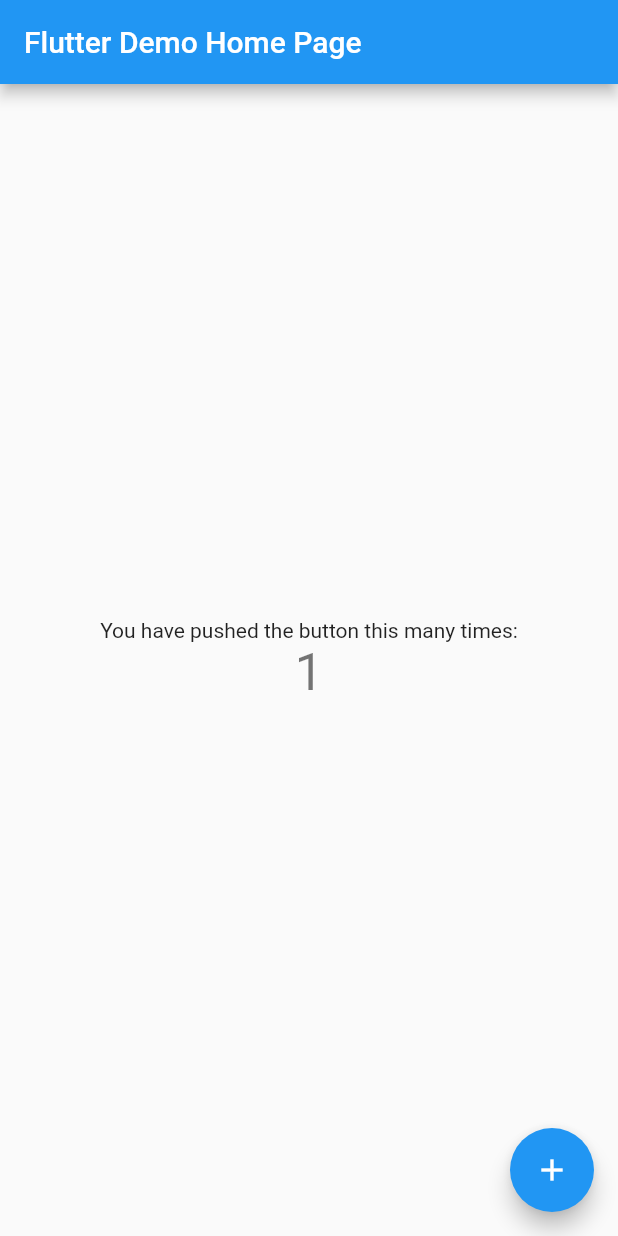
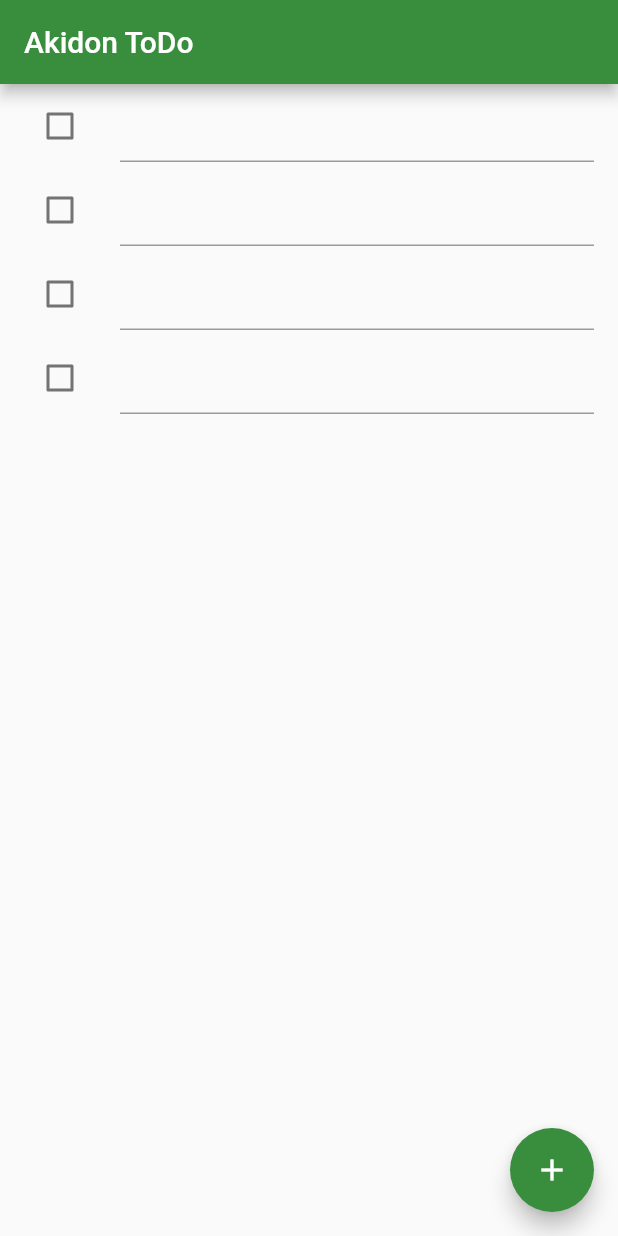
Before and after one commit to akidon0000/flutter_practice, a Flutter app: the screen it shows after launch, after a tap on the "add" icon, on a phone screen of 412 x 824 dp. Run offline on Flutter 3.47's test engine with Material 2 defaults, Android fonts, the phone set to English and light mode, and no system bars.

Commit message:
ToDoリスト

```diff
--- a/flutter_practice/lib/main.dart
+++ b/flutter_practice/lib/main.dart
@@ -1,115 +1,87 @@
 import 'package:flutter/material.dart';
+import 'package:flutter_practice/todo.dart';
 
 void main() {
-  runApp(const MyApp());
+  // runApp関数でウィジェットツリーのルートとなる。
+  runApp(const App());
 }
 
-class MyApp extends StatelessWidget {
-  const MyApp({super.key});
+class App extends StatelessWidget {
+  const App({Key? key}) : super(key: key);
 
-  // This widget is the root of your application.
+  // stateLessWidget または stateFulWidgetを継承した場合は必ずbuildメソッドをオーバーライドしないといけない。
   @override
   Widget build(BuildContext context) {
-    return MaterialApp(
-      title: 'Flutter Demo',
-      theme: ThemeData(
-        // This is the theme of your application.
-        //
-        // Try running your application with "flutter run". You'll see the
-        // application has a blue toolbar. Then, without quitting the app, try
-        // changing the primarySwatch below to Colors.green and then invoke
-        // "hot reload" (press "r" in the console where you ran "flutter run",
-        // or simply save your changes to "hot reload" in a Flutter IDE).
-        // Notice that the counter didn't reset back to zero; the application
-        // is not restarted.
-        primarySwatch: Colors.blue,
-      ),
-      home: const MyHomePage(title: 'Flutter Demo Home Page'),
+    return const MaterialApp(
+      home: HomeScreen(),
     );
   }
 }
 
-class MyHomePage extends StatefulWidget {
-  const MyHomePage({super.key, required this.title});
+// 途中で値が変わったらそれを反映させる必要があるのでStatefulWidgetを記載する
+class HomeScreen extends StatefulWidget {
+  const HomeScreen({Key? key}) : super(key: key);
 
-  // This widget is the home page of your application. It is stateful, meaning
-  // that it has a State object (defined below) that contains fields that affect
-  // how it looks.
-
-  // This class is the configuration for the state. It holds the values (in this
-  // case the title) provided by the parent (in this case the App widget) and
-  // used by the build method of the State. Fields in a Widget subclass are
-  // always marked "final".
-
-  final String title;
-
+// StatefulWidgetはWidgetにstateの概念をいれて拡張したもの
+// StatefulWidgetはcreateStateメソッドを持ち、これがStateクラスを返す
   @override
-  State<MyHomePage> createState() => _MyHomePageState();
+  ////stateを継承している型
+  _HomeScreenState createState() => _HomeScreenState();
 }
 
-class _MyHomePageState extends State<MyHomePage> {
-  int _counter = 0;
-
-  void _incrementCounter() {
-    setState(() {
-      // This call to setState tells the Flutter framework that something has
-      // changed in this State, which causes it to rerun the build method below
-      // so that the display can reflect the updated values. If we changed
-      // _counter without calling setState(), then the build method would not be
-      // called again, and so nothing would appear to happen.
-      _counter++;
-    });
-  }
+class _HomeScreenState extends State<HomeScreen> {
+  // 初めに3つTODOリストを作成
+  final _todos = List.generate(
+    3,
+    (index) => ToDo(),
+  );
 
   @override
   Widget build(BuildContext context) {
-    // This method is rerun every time setState is called, for instance as done
-    // by the _incrementCounter method above.
-    //
-    // The Flutter framework has been optimized to make rerunning build methods
-    // fast, so that you can just rebuild anything that needs updating rather
-    // than having to individually change instances of widgets.
+    // scaffold:足場
     return Scaffold(
         appBar: AppBar(
-        // Here we take the value from the MyHomePage object that was created by
-        // the App.build method, and use it to set our appbar title.
-        title: Text(widget.title),
+          title: const Text('Akidon ToDo'),
+          backgroundColor: const Color(0xFF388E3C),
         ),
-      body: Center(
-        // Center is a layout widget. It takes a single child and positions it
-        // in the middle of the parent.
-        child: Column(
-          // Column is also a layout widget. It takes a list of children and
-          // arranges them vertically. By default, it sizes itself to fit its
-          // children horizontally, and tries to be as tall as its parent.
-          //
-          // Invoke "debug painting" (press "p" in the console, choose the
-          // "Toggle Debug Paint" action from the Flutter Inspector in Android
-          // Studio, or the "Toggle Debug Paint" command in Visual Studio Code)
-          // to see the wireframe for each widget.
-          //
-          // Column has various properties to control how it sizes itself and
-          // how it positions its children. Here we use mainAxisAlignment to
-          // center the children vertically; the main axis here is the vertical
-          // axis because Columns are vertical (the cross axis would be
-          // horizontal).
-          mainAxisAlignment: MainAxisAlignment.center,
-          children: <Widget>[
-            const Text(
-              'You have pushed the button this many times:',
+        // ListView.builder()は基本的なリストを作成する
+        body: ListView.builder(
+          //生成する個数を指定する
+          itemCount: _todos.length,
+
+          // ↓itemBuilderの関数型の定義 Widget型を返す 引数にはこれら↓
+          // IndexedWidgetBuilder = Widget Function(BuildContext context, int index);
+          // CheckboxListTileについて 公式 https://api.flutter.dev/flutter/material/CheckboxListTile-class.html
+          itemBuilder: (BuildContext context, int index) {
+            return ListTile(
+              leading: Checkbox(
+                value: _todos[index].checked,
+                onChanged: (e) {
+                  setState(() {
+                    _todos[index].checked = e; //イベントeを受け取り反映 true, false
+                  });
+                },
               ),
-            Text(
-              '$_counter',
-              style: Theme.of(context).textTheme.headlineMedium,
+              title: TextFormField(
+                style: _todos[index].checked == true
+                    ? const TextStyle(decoration: TextDecoration.lineThrough) // 取り消し線
+                    : const TextStyle(color: Colors.black), // falseの時はただの黒色
               ),
-          ],
+            );
+          },
         ),
-      ),
+
         floatingActionButton: FloatingActionButton(
-        onPressed: _incrementCounter,
-        tooltip: 'Increment',
           child: const Icon(Icons.add),
-      ), // This trailing comma makes auto-formatting nicer for build methods.
+          backgroundColor: const Color(0xFF388E3C),
+          onPressed: () {
+            // setState()を呼び出すことで裏では再度buildメソッドを呼び出して変更された変数で再描画している
+            setState(() {
+              _todos.add(
+                ToDo(),
               );
+            });
+          },
+        ));
   }
 }
--- /dev/null
+++ b/flutter_practice/lib/todo.dart
@@ -0,0 +1,8 @@
+import 'package:flutter/material.dart';
+
+class ToDo {
+  String title;
+  bool? checked;
+
+  ToDo([this.title = "", this.checked = false]);
+}
```
Lines whose indentation alone changed are shown as unchanged.
